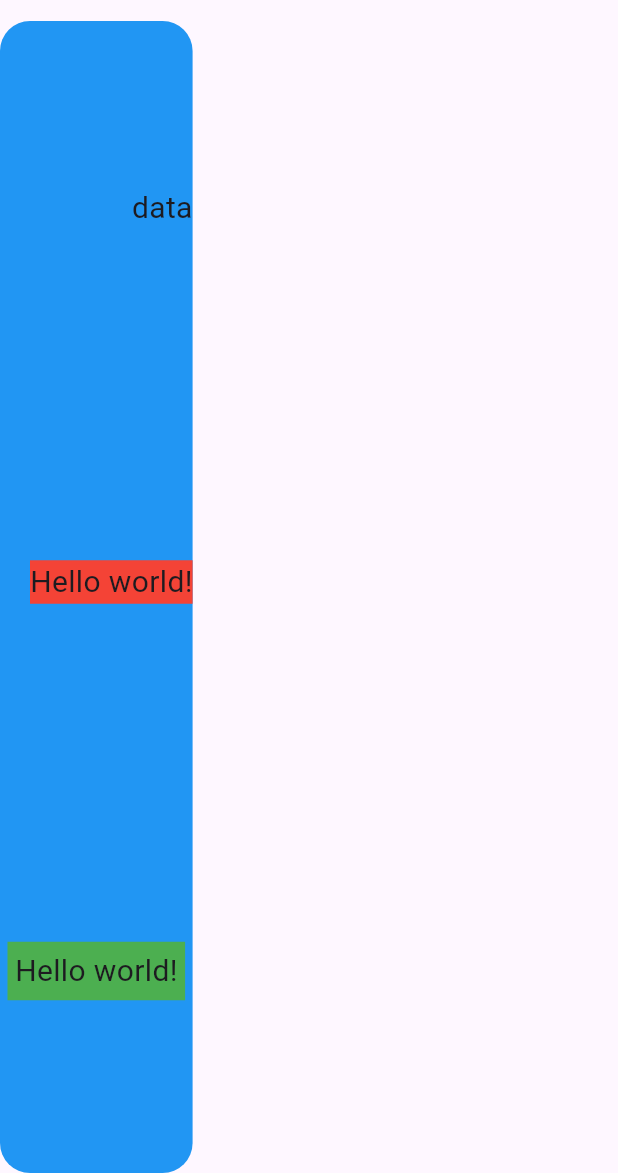
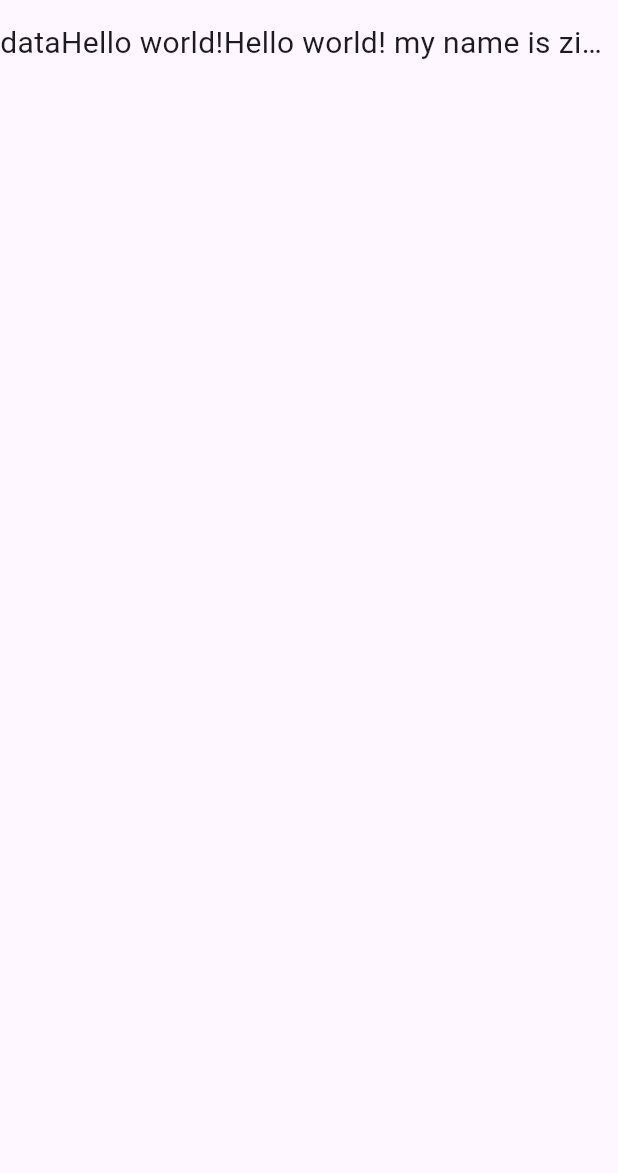
Before and after one commit to ziadhaggagNZ/Flutter_ZeroToMastery_course, a Flutter app: the screen it shows after launch, on a phone screen of 412 x 824 dp, the part 63-1236 px from its top. Run offline on Flutter 3.47's test engine with Material 3 defaults, Android fonts, the phone set to English and light mode, and no system bars.

Commit message:
Row & Expanded + Flex

```diff
--- a/02_flutter_basics/lib/main.dart
+++ b/02_flutter_basics/lib/main.dart
@@ -17,8 +17,10 @@ class MyApp extends StatelessWidget {
       ),
       body:  Container(
 
-        decoration: BoxDecoration(color: Colors.blue,borderRadius: BorderRadius.circular(20)),
-        child:  Column(
+        decoration: BoxDecoration(
+          //color: Colors.blue,
+        borderRadius: BorderRadius.circular(20)),
+        child:  Row(
           crossAxisAlignment: CrossAxisAlignment.end,
           mainAxisAlignment: MainAxisAlignment.spaceAround,
           children: [
@@ -26,20 +28,23 @@ class MyApp extends StatelessWidget {
               child: Text("data",style: TextStyle( fontSize: 20),),
             ),
              Container(
-              color: Colors.red,
-              child: Text(
+              //color: Colors.red,
+              child: const Text(
                 "Hello world!",
                 style: TextStyle( fontSize: 20),
               ),
             ),
             Container(
-              padding: EdgeInsets.all(5),
-              margin: EdgeInsets.all(5),
-              color: Colors.green,
-              child: Text(
-                "Hello world!",
+              // padding: EdgeInsets.all(5),
+              // margin: EdgeInsets.all(5),
+              //color: Colors.green,
+              child: const Expanded(
+                child: Text(
+                "Hello world! my name is ziad haggag",
+                maxLines: 1,
+                overflow: TextOverflow.ellipsis,
                 style: TextStyle( fontSize: 20),
-              ),
+              ),),
             ),
           ],
         )
```
